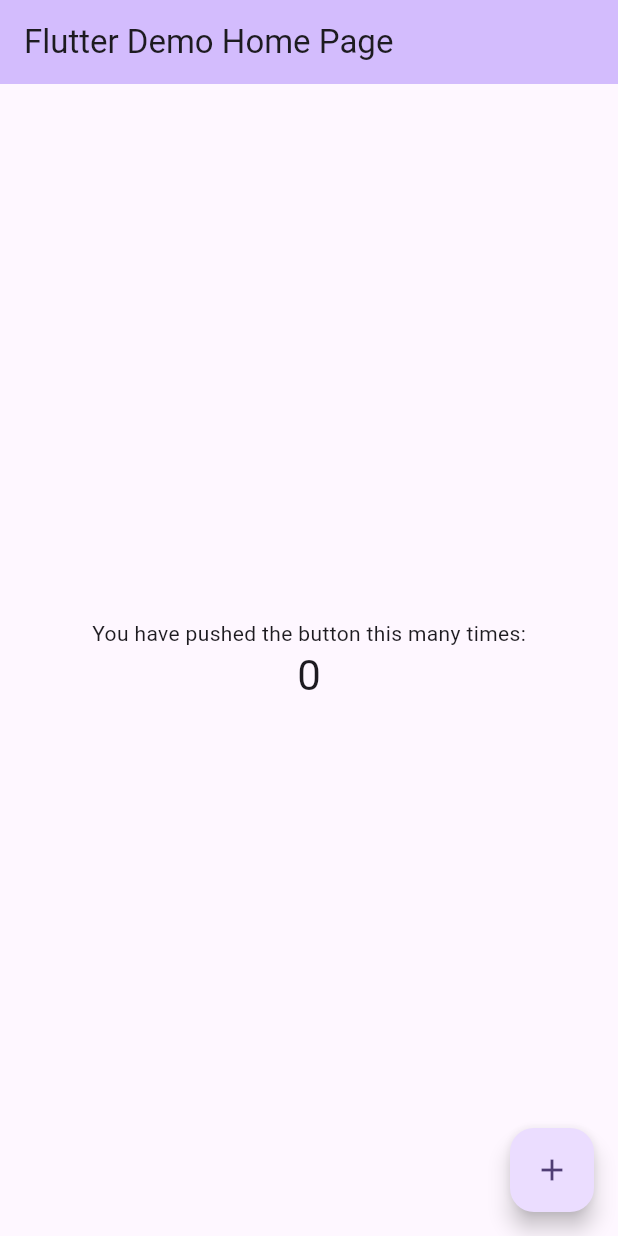
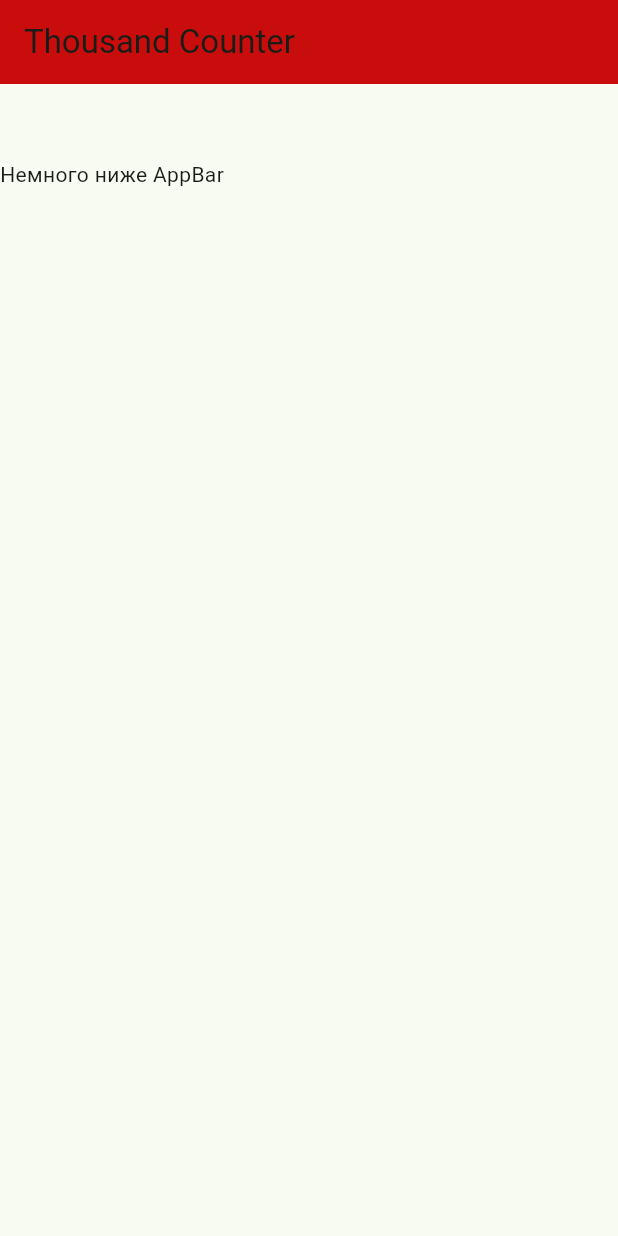
Before and after one commit to SokolovG/Thousand-Counter, a Flutter app: the screen it shows after launch, on a phone screen of 412 x 824 dp. Run offline on Flutter 3.47's test engine with Material 3 defaults, Android fonts, the light colour scheme and no system bars; our stand-ins replace recase, talker.

Commit message:
started flutter ui

```diff
--- a/lib/main.dart
+++ b/lib/main.dart
@@ -1,122 +1,19 @@
 import 'package:flutter/material.dart';
+import 'package:thousand_counter/presentation/screens/home.dart';
 
 void main() {
-  runApp(const MyApp());
+  runApp(const ThousandCounterApp());
 }
 
-class MyApp extends StatelessWidget {
-  const MyApp({super.key});
+class ThousandCounterApp extends StatelessWidget {
+  const ThousandCounterApp({super.key});
 
-  // This widget is the root of your application.
   @override
   Widget build(BuildContext context) {
     return MaterialApp(
-      title: 'Flutter Demo',
-      theme: ThemeData(
-        // This is the theme of your application.
-        //
-        // TRY THIS: Try running your application with "flutter run". You'll see
-        // the application has a purple toolbar. Then, without quitting the app,
-        // try changing the seedColor in the colorScheme below to Colors.green
-        // and then invoke "hot reload" (save your changes or press the "hot
-        // reload" button in a Flutter-supported IDE, or press "r" if you used
-        // the command line to start the app).
-        //
-        // Notice that the counter didn't reset back to zero; the application
-        // state is not lost during the reload. To reset the state, use hot
-        // restart instead.
-        //
-        // This works for code too, not just values: Most code changes can be
-        // tested with just a hot reload.
-        colorScheme: .fromSeed(seedColor: Colors.deepPurple),
-      ),
-      home: const MyHomePage(title: 'Flutter Demo Home Page'),
-    );
-  }
-}
-
-class MyHomePage extends StatefulWidget {
-  const MyHomePage({super.key, required this.title});
-
-  // This widget is the home page of your application. It is stateful, meaning
-  // that it has a State object (defined below) that contains fields that affect
-  // how it looks.
-
-  // This class is the configuration for the state. It holds the values (in this
-  // case the title) provided by the parent (in this case the App widget) and
-  // used by the build method of the State. Fields in a Widget subclass are
-  // always marked "final".
-
-  final String title;
-
-  @override
-  State<MyHomePage> createState() => _MyHomePageState();
-}
-
-class _MyHomePageState extends State<MyHomePage> {
-  int _counter = 0;
-
-  void _incrementCounter() {
-    setState(() {
-      // This call to setState tells the Flutter framework that something has
-      // changed in this State, which causes it to rerun the build method below
-      // so that the display can reflect the updated values. If we changed
-      // _counter without calling setState(), then the build method would not be
-      // called again, and so nothing would appear to happen.
-      _counter++;
-    });
-  }
-
-  @override
-  Widget build(BuildContext context) {
-    // This method is rerun every time setState is called, for instance as done
-    // by the _incrementCounter method above.
-    //
-    // The Flutter framework has been optimized to make rerunning build methods
-    // fast, so that you can just rebuild anything that needs updating rather
-    // than having to individually change instances of widgets.
-    return Scaffold(
-      appBar: AppBar(
-        // TRY THIS: Try changing the color here to a specific color (to
-        // Colors.amber, perhaps?) and trigger a hot reload to see the AppBar
-        // change color while the other colors stay the same.
-        backgroundColor: Theme.of(context).colorScheme.inversePrimary,
-        // Here we take the value from the MyHomePage object that was created by
-        // the App.build method, and use it to set our appbar title.
-        title: Text(widget.title),
-      ),
-      body: Center(
-        // Center is a layout widget. It takes a single child and positions it
-        // in the middle of the parent.
-        child: Column(
-          // Column is also a layout widget. It takes a list of children and
-          // arranges them vertically. By default, it sizes itself to fit its
-          // children horizontally, and tries to be as tall as its parent.
-          //
-          // Column has various properties to control how it sizes itself and
-          // how it positions its children. Here we use mainAxisAlignment to
-          // center the children vertically; the main axis here is the vertical
-          // axis because Columns are vertical (the cross axis would be
-          // horizontal).
-          //
-          // TRY THIS: Invoke "debug painting" (choose the "Toggle Debug Paint"
-          // action in the IDE, or press "p" in the console), to see the
-          // wireframe for each widget.
-          mainAxisAlignment: .center,
-          children: [
-            const Text('You have pushed the button this many times:'),
-            Text(
-              '$_counter',
-              style: Theme.of(context).textTheme.headlineMedium,
-            ),
-          ],
-        ),
-      ),
-      floatingActionButton: FloatingActionButton(
-        onPressed: _incrementCounter,
-        tooltip: 'Increment',
-        child: const Icon(Icons.add),
-      ),
+      title: 'Thousand Counter',
+      theme: ThemeData(colorScheme: .fromSeed(seedColor: Colors.green)),
+      home: const MyHomePage(title: 'Thousand Counter'),
     );
   }
 }
--- /dev/null
+++ b/lib/presentation/screens/home.dart
@@ -0,0 +1,23 @@
+import 'package:flutter/material.dart';
+
+class MyHomePage extends StatelessWidget {
+  const MyHomePage({super.key, required this.title});
+  final String title;
+
+  @override
+  Widget build(BuildContext context) {
+    return Scaffold(
+      appBar: AppBar(
+        title: const Text("Thousand Counter"),
+        backgroundColor: const Color.fromARGB(255, 201, 12, 12),
+      ),
+      body: Column(
+        mainAxisAlignment: MainAxisAlignment.start,
+        children: [
+          SizedBox(height: 50), // Отступ сверху
+          Text('Немного ниже AppBar'),
+        ],
+      ),
+    );
+  }
+}
```
Also changed, not shown: pubspec.yaml (+2 -67 lines), lib/presentation/screens/game.dart (added), lib/presentation/widgets/buttons/menu_button.dart (added), lib/presentation/widgets/objects/player_card.dart (added), 3 other files.
